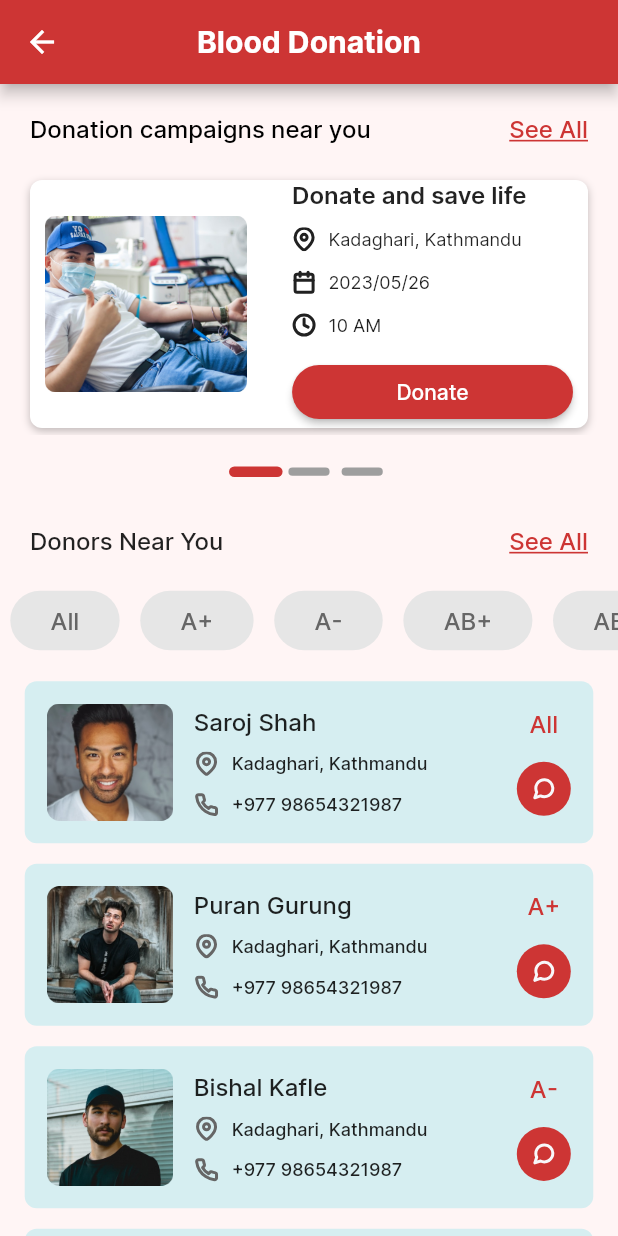
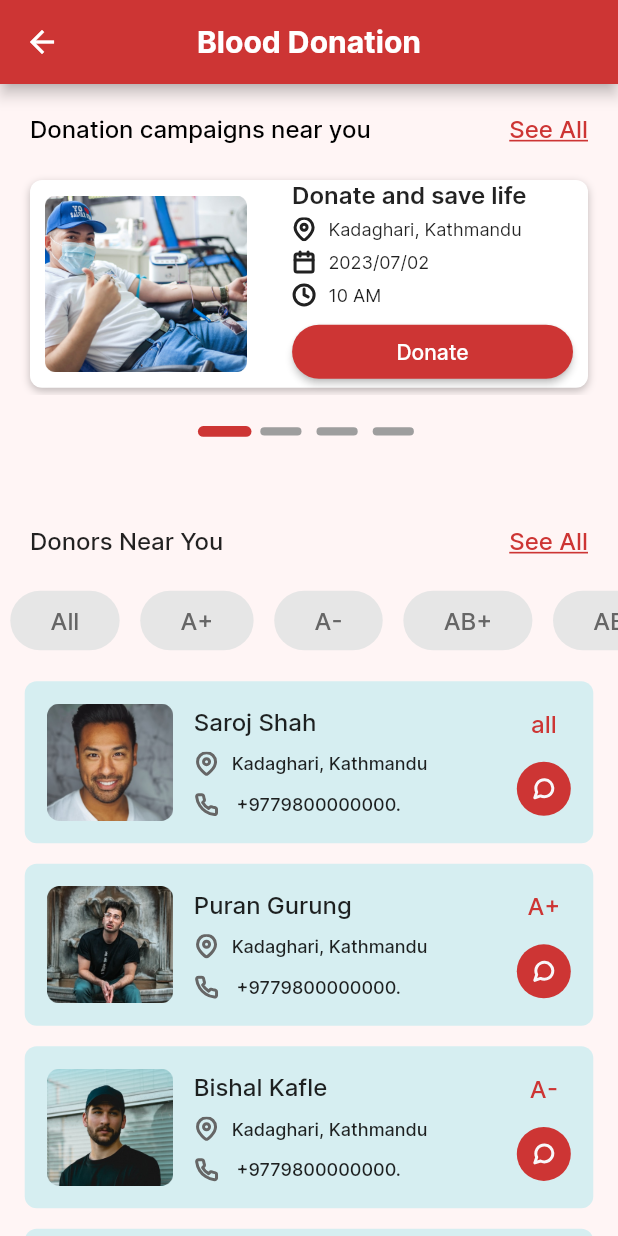
Before and after one commit to Jigarchovatiya/blood_donation_app, a Flutter app: the HomeScreen screen opened by its route, on a phone screen of 412 x 824 dp. Run offline on Flutter 3.47's test engine with Material 2 defaults, Android fonts, the phone set to English and light mode, and no system bars; drawn by our look-alikes of smooth_page_indicator; our stand-ins replace cloud_firestore, firebase_auth, firebase_core, firebase_storage, flutter_svg, google_sign_in and 3 more; accounts and stored records are empty.

Commit message:
23-06-2023

```diff
--- /dev/null
+++ b/lib/data/model/donation_campaign_model.dart
@@ -0,0 +1,85 @@
+import '../../res/constants/app_assets.dart';
+import '../../res/constants/app_strings.dart';
+
+List<Map<String, dynamic>> campaignList = [
+  {
+    "image": AppAssets.donateAndSaveLife,
+    "title": AppStrings.donateAndSaveLife,
+    "location": AppStrings.map,
+    "date": AppStrings.campaignDt,
+    "time": AppStrings.clock,
+  },
+  {
+    "image": AppAssets.donateAndSaveLife,
+    "title": AppStrings.donateAndSaveLife,
+    "location": AppStrings.map,
+    "date": AppStrings.campaignDt,
+    "time": AppStrings.clock,
+  },
+  {
+    "image": AppAssets.donateAndSaveLife,
+    "title": AppStrings.donateAndSaveLife,
+    "location": AppStrings.map,
+    "date": AppStrings.campaignDt,
+    "time": AppStrings.clock,
+  },
+  {
+    "image": AppAssets.donateAndSaveLife,
+    "title": AppStrings.donateAndSaveLife,
+    "location": AppStrings.map,
+    "date": AppStrings.campaignDt,
+    "time": AppStrings.clock,
+  },
+];
+
+List<Map<String, dynamic>> donorList = [
+  {
+    "image": AppAssets.profileOne,
+    "name": AppStrings.donorOne,
+    "location": AppStrings.map,
+    "phone": AppStrings.mobileNumber,
+    "group": "all",
+  },
+  {
+    "image": AppAssets.profileTwo,
+    "name": AppStrings.donorTwo,
+    "location": AppStrings.map,
+    "phone": AppStrings.mobileNumber,
+    "group": "A+",
+  },
+  {
+    "image": AppAssets.profileThree,
+    "name": AppStrings.donorThree,
+    "location": AppStrings.map,
+    "phone": AppStrings.mobileNumber,
+    "group": "A-",
+  },
+  {
+    "image": AppAssets.profileFour,
+    "name": AppStrings.donorFour,
+    "location": AppStrings.map,
+    "phone": AppStrings.mobileNumber,
+    "group": "AB+",
+  },
+  {
+    "image": AppAssets.profileFive,
+    "name": AppStrings.donorFive,
+    "location": AppStrings.map,
+    "phone": AppStrings.mobileNumber,
+    "group": "O-",
+  },
+  {
+    "image": AppAssets.profileSix,
+    "name": AppStrings.donorSix,
+    "location": AppStrings.map,
+    "phone": AppStrings.mobileNumber,
+    "group": "B+",
+  },
+  {
+    "image": AppAssets.profileSeven,
+    "name": AppStrings.donorSeven,
+    "location": AppStrings.map,
+    "phone": AppStrings.mobileNumber,
+    "group": "O+",
+  },
+];
--- a/lib/data/model/donor_model.dart
+++ b/lib/data/model/donor_model.dart
@@ -1,13 +1,5 @@
 import '../../res/constants/app_assets.dart';
 import '../../res/constants/app_strings.dart';
-
-class DonorModel {
-  final String title;
-  final String image;
-  final String subText;
-
-  DonorModel(this.title, this.image, this.subText);
-}
 
 List<Map<String, dynamic>> onBoardingList = [
   {
@@ -38,16 +30,6 @@ List profileImageList = [
   AppAssets.profileFive,
 ];
 
-List donorsNameList = [
-  AppStrings.donorOne,
-  AppStrings.donorTwo,
-  AppStrings.donorThree,
-  AppStrings.donorFour,
-  AppStrings.donorFive,
-  AppStrings.donorSix,
-  AppStrings.donorSeven,
-];
-
 List bloodGroupList = [
   "All",
   "A+",
--- a/lib/view/bottom_bar/home_screen/donation_campaign_two.dart
+++ b/lib/view/bottom_bar/home_screen/donation_campaign_two.dart
@@ -147,7 +147,7 @@ class _DonationCampaignTwoState extends State<DonationCampaignTwo> {
                       backgroundColor: AppColors.materialColor,
                       fixedSize: Size(width(context) / 5, height(context) / 50),
                       onPressed: () {
-                        Navigator.pushNamed(context, RoutesName.donationCampaignThree);
+                        isSelectedList != true ? Navigator.pushNamed(context, RoutesName.donationCampaignThree) : null;
                       },
                       buttonText: AppStrings.next,
                     ),
--- a/lib/view/bottom_bar/home_screen/home_screen.dart
+++ b/lib/view/bottom_bar/home_screen/home_screen.dart
@@ -1,3 +1,4 @@
+import 'package:blood_donation_app/data/model/donation_campaign_model.dart';
 import 'package:blood_donation_app/data/model/donor_model.dart';
 import 'package:blood_donation_app/res/constants/app_colors.dart';
 import 'package:blood_donation_app/utils/routes/routes_name.dart';
@@ -77,14 +78,9 @@ class _HomeScreenState extends State<HomeScreen> {
                     ),
                   ),
                   SizedBox(
-                    height: height(context) / 4.70,
-                    child: PageView(
-                      onPageChanged: (value) {
-                        selectedIndex = value;
-                        setState(() {});
-                      },
-                      controller: pageController,
-                      children: onBoardingList.map((value) {
+                    height: height(context) / 5.55,
+                    child: PageView.builder(
+                      itemBuilder: (context, index) {
                         return Padding(
                           padding: const EdgeInsets.symmetric(horizontal: 20, vertical: 5),
                           child: Container(
@@ -104,23 +100,23 @@ class _HomeScreenState extends State<HomeScreen> {
                             child: Row(
                               mainAxisAlignment: MainAxisAlignment.spaceBetween,
                               children: [
-                                Image.asset(AppAssets.donateAndSaveLife, height: height(context) / 7),
+                                Image.asset(campaignList[index]["image"], height: height(context) / 7),
                                 const SizedBox(width: 10),
                                 Column(
                                   mainAxisAlignment: MainAxisAlignment.spaceBetween,
                                   crossAxisAlignment: CrossAxisAlignment.start,
                                   children: [
-                                    const Text(
-                                      AppStrings.donateAndSaveLife,
-                                      style: TextStyle(fontSize: 16, fontWeight: FontWeight.w600),
+                                    Text(
+                                      campaignList[index]["title"],
+                                      style: const TextStyle(fontSize: 16, fontWeight: FontWeight.w600),
                                     ),
                                     Row(
                                       children: [
                                         SvgPicture.asset(AppAssets.map),
                                         SizedBox(width: width(context) / 50),
-                                        const Text(
-                                          AppStrings.map,
-                                          style: TextStyle(fontSize: 12, fontWeight: FontWeight.w400),
+                                        Text(
+                                          campaignList[index]["location"],
+                                          style: const TextStyle(fontSize: 12, fontWeight: FontWeight.w400),
                                         ),
                                       ],
                                     ),
@@ -128,9 +124,9 @@ class _HomeScreenState extends State<HomeScreen> {
                                       children: [
                                         SvgPicture.asset(AppAssets.calender),
                                         SizedBox(width: width(context) / 50),
-                                        const Text(
-                                          AppStrings.calender,
-                                          style: TextStyle(fontSize: 12, fontWeight: FontWeight.w400),
+                                        Text(
+                                          campaignList[index]["date"],
+                                          style: const TextStyle(fontSize: 12, fontWeight: FontWeight.w400),
                                         ),
                                       ],
                                     ),
@@ -138,9 +134,9 @@ class _HomeScreenState extends State<HomeScreen> {
                                       children: [
                                         SvgPicture.asset(AppAssets.clock),
                                         SizedBox(width: width(context) / 50),
-                                        const Text(
-                                          AppStrings.clock,
-                                          style: TextStyle(fontSize: 12, fontWeight: FontWeight.w400),
+                                        Text(
+                                          campaignList[index]["time"],
+                                          style: const TextStyle(fontSize: 12, fontWeight: FontWeight.w400),
                                         ),
                                       ],
                                     ),
@@ -161,7 +157,13 @@ class _HomeScreenState extends State<HomeScreen> {
                             ),
                           ),
                         );
-                      }).toList(),
+                      },
+                      itemCount: campaignList.length,
+                      onPageChanged: (value) {
+                        selectedIndex = value;
+                        setState(() {});
+                      },
+                      controller: pageController,
                     ),
                   ),
                   SizedBox(
@@ -170,8 +172,9 @@ class _HomeScreenState extends State<HomeScreen> {
                   Center(
                     child: SmoothPageIndicator(
                         controller: pageController, // PageController
-                        count: 3,
+                        count: campaignList.length,
                         effect: ScrollingDotsEffect(
+                          spacing: 10,
                           activeDotColor: AppColors.materialColor,
                           dotHeight: height(context) / 150,
                           dotWidth: width(context) / 15,
@@ -257,7 +260,7 @@ class _HomeScreenState extends State<HomeScreen> {
               child: ListView.separated(
                 separatorBuilder: (context, index) => SizedBox(height: height(context) / 60),
                 shrinkWrap: true,
-                itemCount: 5,
+                itemCount: donorList.length,
                 physics: const BouncingScrollPhysics(),
                 itemBuilder: (context, index) {
                   return Container(
@@ -275,7 +278,7 @@ class _HomeScreenState extends State<HomeScreen> {
                           crossAxisAlignment: CrossAxisAlignment.start,
                           children: [
                             Text(
-                              donorsNameList[index],
+                              donorList[index]["name"],
                               style: const TextStyle(
                                 fontWeight: FontWeight.w500,
                                 fontSize: 16,
@@ -286,9 +289,9 @@ class _HomeScreenState extends State<HomeScreen> {
                               children: [
                                 SvgPicture.asset(AppAssets.mapGray),
                                 SizedBox(width: width(context) / 50),
-                                const Text(
-                                  "Kadaghari, Kathmandu",
-                                  style: TextStyle(
+                                Text(
+                                  donorList[index]["location"],
+                                  style: const TextStyle(
                                     fontWeight: FontWeight.w500,
                                     fontSize: 12,
                                   ),
@@ -300,9 +303,9 @@ class _HomeScreenState extends State<HomeScreen> {
                               children: [
                                 SvgPicture.asset(AppAssets.call),
                                 SizedBox(width: width(context) / 50),
-                                const Text(
-                                  "+977 98654321987",
-                                  style: TextStyle(
+                                Text(
+                                  donorList[index]["phone"],
+                                  style: const TextStyle(
                                     fontWeight: FontWeight.w500,
                                     fontSize: 12,
                                   ),
@@ -316,7 +319,7 @@ class _HomeScreenState extends State<HomeScreen> {
                           mainAxisAlignment: MainAxisAlignment.spaceBetween,
                           children: [
                             Text(
-                              bloodGroupList[index],
+                              donorList[index]["group"],
                               style: TextStyle(fontWeight: FontWeight.w500, fontSize: 16, color: AppColors.materialColor),
                             ),
                             SizedBox(height: height(context) / 50),
--- a/lib/view/onboarding/onboarding_screen.dart
+++ b/lib/view/onboarding/onboarding_screen.dart
@@ -122,7 +122,7 @@ class _OnBoardingScreenState extends State<OnBoardingScreen> {
                       Center(
                         child: SmoothPageIndicator(
                             controller: pageController, // PageController
-                            count: 3,
+                            count: onBoardingList.length,
                             effect: SwapEffect(activeDotColor: AppColors.materialColor, dotHeight: 10, dotWidth: 10), // your preferred effect
                             onDotClicked: (index) {}),
                       ),
```
Also changed, not shown: lib/view/bottom_bar/campaign/campaigns_screen.dart (+14 -13 lines), lib/view/bottom_bar/donors/donors_screen.dart (+11 -10 lines).
